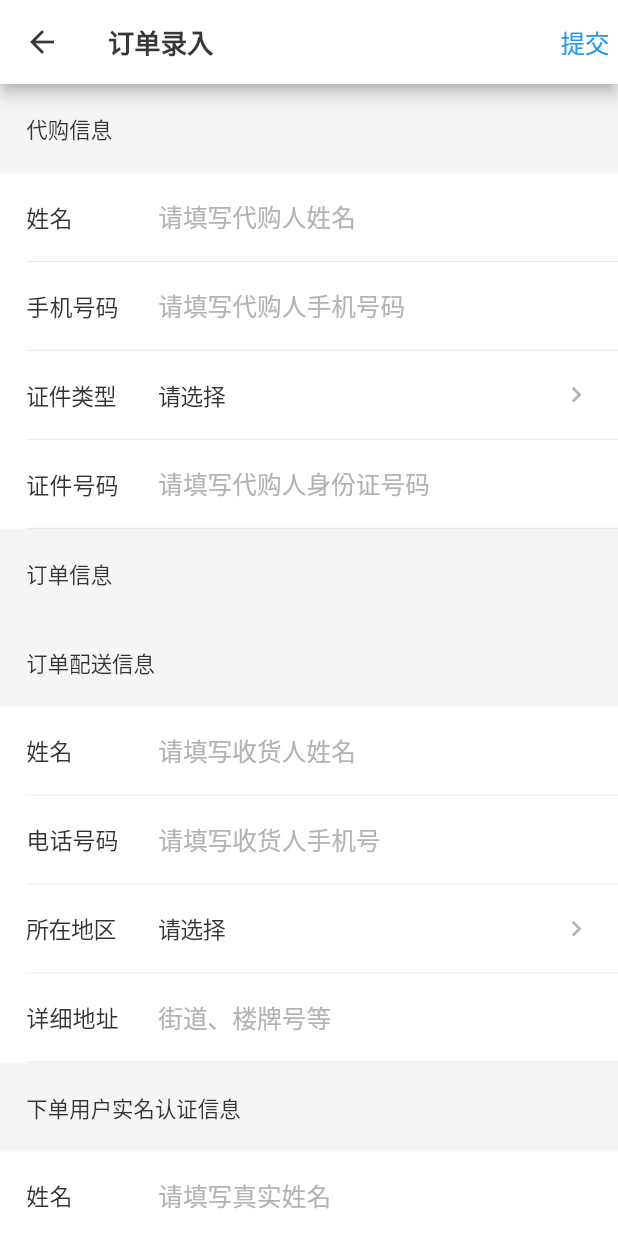
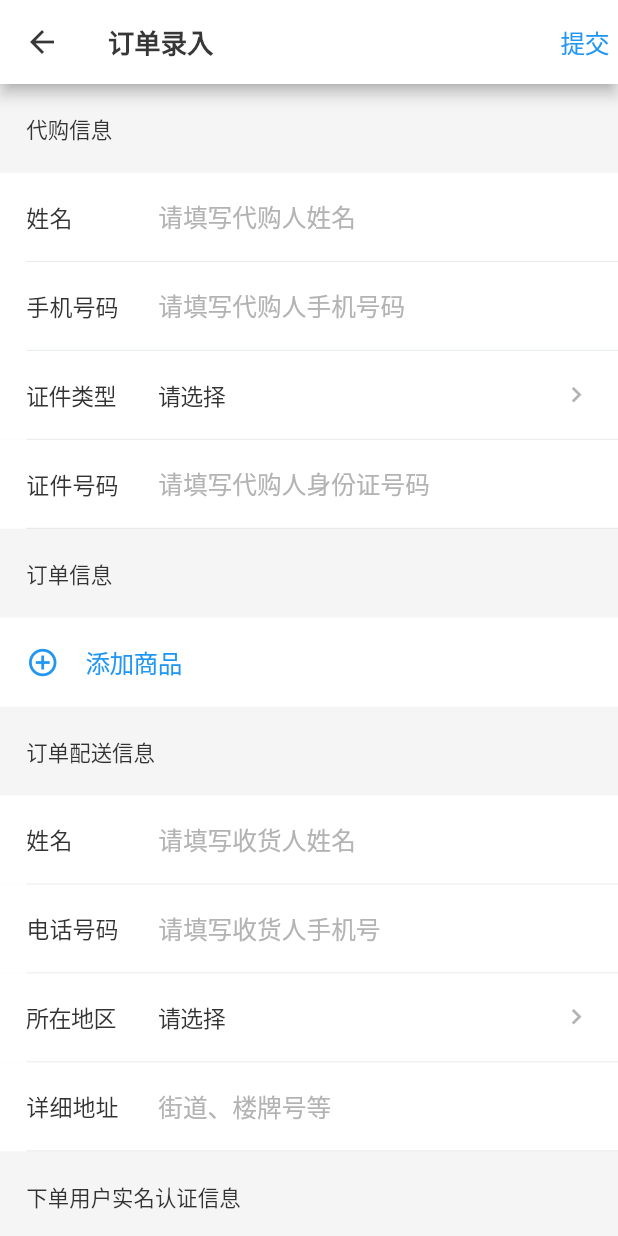
Before and after one commit to LCJ-MinYa/kjt-bsp, a Flutter app: the OrderEntryScreen screen opened directly, on a phone screen of 412 x 824 dp. Run offline on Flutter 3.47's test engine with Material 2 defaults, Android fonts, the phone set to English and light mode, and no system bars; our stand-ins replace dio, flutter_easyrefresh, flutter_screenutil, flutter_spinkit, flutter_swiper, fluttertoast and 2 more; network calls fail; statements that could not run were skipped.

Commit message:
订单录入

```diff
--- a/lib/screen/mine/mineMessageScreen.dart
+++ b/lib/screen/mine/mineMessageScreen.dart
@@ -1,6 +1,6 @@
 import 'package:flutter/material.dart';
+import 'package:kjt_bsp/widget/cell/titleWithNameCellWidget.dart';
 import 'package:kjt_bsp/widget/text/appBarTextWidget.dart';
-import 'package:kjt_bsp/widget/text/titleWithNameWidget.dart';
 import '../../widget/cell/nameCellWidget.dart';
 
 class MineMessageScreen extends StatefulWidget {
@@ -17,7 +17,7 @@ class _MineMessageScreenState extends State<MineMessageScreen> {
             ),
             body: ListView(
                 children: <Widget>[
-                    TitleWithNameWidget(title: '基本信息'),
+                    TitleWithNameCellWidget(title: '基本信息'),
                     NameCellWidget(
                         title: '姓名',
                         value: '路飞',
@@ -34,7 +34,7 @@ class _MineMessageScreenState extends State<MineMessageScreen> {
                         title: '证件号码',
                         value: '510902****2222',
                     ),
-                    TitleWithNameWidget(title: '公司信息'),
+                    TitleWithNameCellWidget(title: '公司信息'),
                     NameCellWidget(
                         title: '转运公司',
                         value: '驿友',
--- a/lib/screen/order/orderEntryScreen.dart
+++ b/lib/screen/order/orderEntryScreen.dart
@@ -1,10 +1,11 @@
 import 'package:flutter/material.dart';
 import 'package:kjt_bsp/styles/uiSize.dart';
+import 'package:kjt_bsp/widget/cell/containerCellWidget.dart';
 import 'package:kjt_bsp/widget/cell/nameCellWidget.dart';
 import 'package:kjt_bsp/widget/cell/textFieldCellWidget.dart';
+import 'package:kjt_bsp/widget/cell/titleWithNameCellWidget.dart';
 import 'package:kjt_bsp/widget/tap/platformTapWidget.dart';
 import 'package:kjt_bsp/widget/text/appBarTextWidget.dart';
-import 'package:kjt_bsp/widget/text/titleWithNameWidget.dart';
 
 class OrderEntryScreen extends StatefulWidget {
     @override
@@ -12,6 +13,30 @@ class OrderEntryScreen extends StatefulWidget {
 }
 
 class _OrderEntryScreenState extends State<OrderEntryScreen> {
+    /* 添加商品按钮 */
+    Widget _addProductActionWidget(){
+        return PlatformTapWidget(
+            onTap: (){},
+            child: ContainerCellWidget(
+                child: Row(
+                    children: <Widget>[
+                        Icon(
+                            Icons.add_circle_outline,
+                            size: UISize.size(40),
+                        ),
+                        SizedBox(width: UISize.width(32)),
+                        Text(
+                            '添加商品',
+                            style: TextStyle(
+                                fontSize: UISize.size(30)
+                            ),
+                        ),
+                    ],
+                ),
+            ),
+        );
+    }
+
     @override
     Widget build(BuildContext context) {
         return Scaffold(
@@ -34,7 +59,7 @@ class _OrderEntryScreenState extends State<OrderEntryScreen> {
             body: ListView(
                 padding: EdgeInsets.only(bottom: UISize.width(96)),
                 children: <Widget>[
-                    TitleWithNameWidget(title: '代购信息'),
+                    TitleWithNameCellWidget(title: '代购信息'),
                     TextFieldCellWidget(
                         title: '姓名',
                         hintText: '请填写代购人姓名',
@@ -52,8 +77,9 @@ class _OrderEntryScreenState extends State<OrderEntryScreen> {
                         title: '证件号码',
                         hintText: '请填写代购人身份证号码',
                     ),
-                    TitleWithNameWidget(title: '订单信息'),
-                    TitleWithNameWidget(title: '订单配送信息'),
+                    TitleWithNameCellWidget(title: '订单信息'),
+                    _addProductActionWidget(),
+                    TitleWithNameCellWidget(title: '订单配送信息'),
                     TextFieldCellWidget(
                         title: '姓名',
                         hintText: '请填写收货人姓名',
@@ -71,7 +97,7 @@ class _OrderEntryScreenState extends State<OrderEntryScreen> {
                         title: '详细地址',
                         hintText: '街道、楼牌号等',
                     ),
-                    TitleWithNameWidget(title: '下单用户实名认证信息'),
+                    TitleWithNameCellWidget(title: '下单用户实名认证信息'),
                     TextFieldCellWidget(
                         title: '姓名',
                         hintText: '请填写真实姓名',
--- /dev/null
+++ b/lib/widget/cell/containerCellWidget.dart
@@ -0,0 +1,33 @@
+import 'package:flutter/material.dart';
+import 'package:kjt_bsp/styles/uiSize.dart';
+
+class ContainerCellWidget extends StatelessWidget {
+    final Widget child;             //子组件，必须传递
+    final double height;            //自定义高度 => 默认48dp
+    final double borderRadius;      //是否有圆角 => 默认无圆角
+    final Color bgColor;            //背景颜色 =>默认白色
+    final Alignment align;          //对其方式 =>默认居中
+
+    ContainerCellWidget({
+        @required this.child,
+        this.height = 96,
+        this.bgColor = Colors.white,
+        this.borderRadius = 0,
+        this.align = Alignment.center,
+    });
+
+    @override
+    Widget build(BuildContext context) {
+        return Container(
+            padding: EdgeInsets.only(left: UISize.width(32)),
+            width: double.infinity,
+            height: UISize.height(height),
+            alignment: align,
+            decoration: BoxDecoration(
+                color: bgColor,
+                borderRadius: BorderRadius.all(Radius.circular(UISize.width(borderRadius))),
+            ),
+            child: child
+        );
+    }
+}
--- a/lib/widget/cell/nameCellWidget.dart
+++ b/lib/widget/cell/nameCellWidget.dart
@@ -1,5 +1,6 @@
 import 'package:flutter/material.dart';
 import 'package:kjt_bsp/styles/uiSize.dart';
+import 'package:kjt_bsp/widget/cell/containerCellWidget.dart';
 import '../tap/platformTapWidget.dart';
 
 /* listTitle封装 */
@@ -60,15 +61,10 @@ class NameCellWidget extends StatelessWidget {
     }
 
     Widget _nameCellWidget(){
-        return Container(
-            padding: EdgeInsets.only(left: UISize.width(32)),
-            width: double.infinity,
-            height: UISize.height(height),
-            alignment: Alignment(0, 0),
-            decoration: BoxDecoration(
-                color: bgColor,
-                borderRadius: BorderRadius.all(Radius.circular(UISize.width(borderRadius))),
-            ),
+        return ContainerCellWidget(
+            height: height,
+            bgColor: bgColor,
+            borderRadius: borderRadius,
             child: Container(
                 decoration: BoxDecoration(
                     border: Border(
--- a/lib/widget/cell/textFieldCellWidget.dart
+++ b/lib/widget/cell/textFieldCellWidget.dart
@@ -1,5 +1,6 @@
 import 'package:flutter/material.dart';
 import 'package:kjt_bsp/styles/uiSize.dart';
+import 'package:kjt_bsp/widget/cell/containerCellWidget.dart';
 import 'package:kjt_bsp/widget/input/textFieldWidget.dart';
 import 'package:kjt_bsp/widget/tap/platformTapWidget.dart';
 
@@ -38,15 +39,10 @@ class TextFieldCellWidget extends StatelessWidget {
     });
 
     Widget _textFieldCellWidget(){
-        return Container(
-            padding: EdgeInsets.only(left: UISize.width(32)),
-            width: double.infinity,
-            height: UISize.height(height),
-            alignment: Alignment(0, 0),
-            decoration: BoxDecoration(
-                color: bgColor,
-                borderRadius: BorderRadius.all(Radius.circular(UISize.width(borderRadius))),
-            ),
+        return ContainerCellWidget(
+            height: height,
+            bgColor: bgColor,
+            borderRadius: borderRadius,
             child: Container(
                 decoration: BoxDecoration(
                     border: Border(
--- a/lib/widget/text/titleWithNameWidget.dart
+++ b/lib/widget/cell/titleWithNameCellWidget.dart
@@ -1,20 +1,19 @@
 import 'package:flutter/material.dart';
 import 'package:kjt_bsp/styles/uiSize.dart';
+import 'package:kjt_bsp/widget/cell/containerCellWidget.dart';
 
-class TitleWithNameWidget extends StatelessWidget {
+class TitleWithNameCellWidget extends StatelessWidget {
     final String title;
 
-    TitleWithNameWidget({
+    TitleWithNameCellWidget({
         @required this.title,
     });
 
     @override
     Widget build(BuildContext context) {
-        return Container(
-            alignment: Alignment.centerLeft,
-            padding: EdgeInsets.only(left: UISize.width(32)),
-            width: double.infinity,
-            height: UISize.height(96),
+        return ContainerCellWidget(
+            bgColor: Color(0x00ffffff),
+            align: Alignment.centerLeft,
             child: Text(
                 title,
                 style: TextStyle(
```
